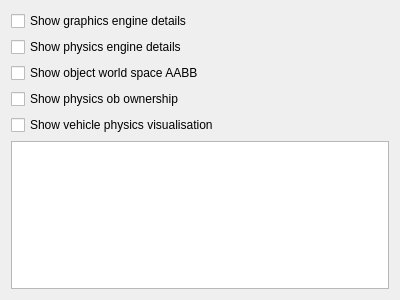
First picture: the form in gui_client/DiagnosticsWidget.ui, repository shipilovden/substrata-metasiberia, before the edit.
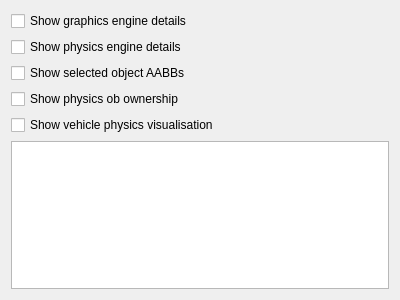
Second picture: the form after the edit.

Commit message: Storing object-space AABB in WorldObject instead of world-space AABB. Caching centroid_ws, aabb_ws_longest_len, biased_aabb_len in WorldObject. Add visualisation of object-space AABB as well. Added suspension force vectors visualisation for bikes. Not sending AABB any more in ObjectTransformUpdate and SummonObject messages. Checking/regenerating object-space AABBs in MeshLODGenThread on server. Bumped protocol version to 37.

What changed in the file:
```diff
--- a/gui_client/DiagnosticsWidget.ui
+++ b/gui_client/DiagnosticsWidget.ui
@@ -31,7 +31,7 @@
    <item>
     <widget class="QCheckBox" name="showObWSAABBCheckBox">
      <property name="text">
-      <string>Show object world space AABB</string>
+      <string>Show selected object AABBs</string>
      </property>
     </widget>
    </item>
```
Left out of the diff: 2 changed lines with no effect on the pictures. The commit also changes 18 other files.
